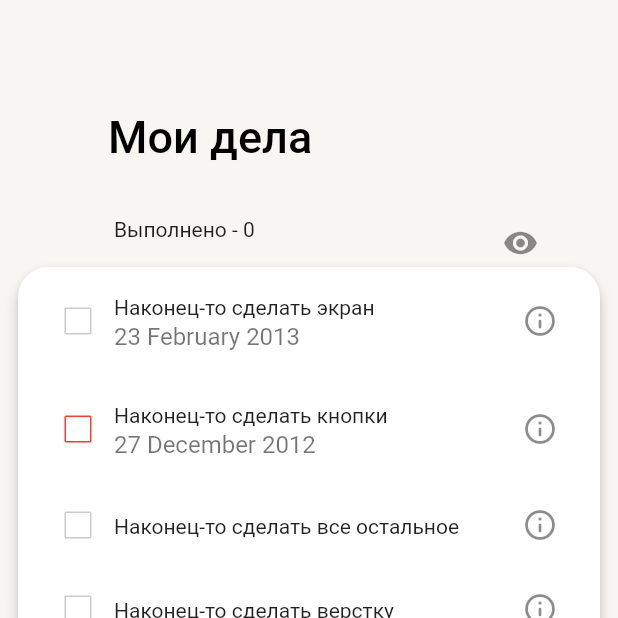
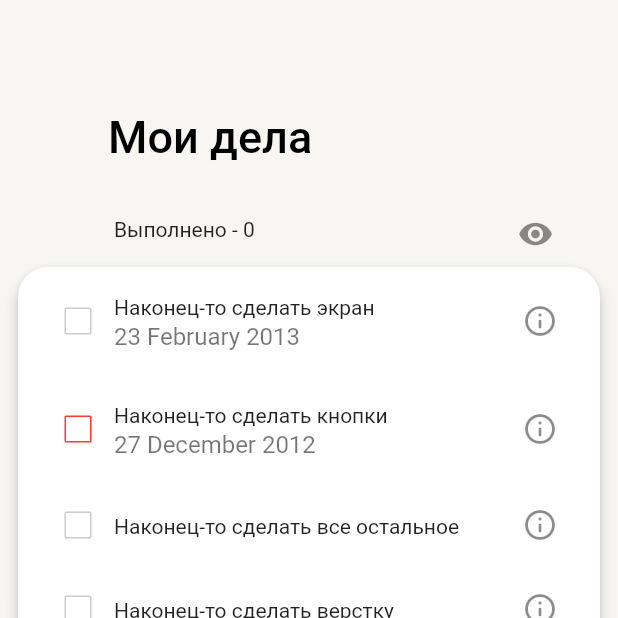
Before and after one commit to VARWA/todo, a Flutter app: the screen it shows after launch, after a tap on the "visibility" icon, on a phone screen of 412 x 824 dp, the top half of it. Run offline on Flutter 3.47's test engine with Material 2 defaults, Android fonts, the phone set to English and light mode, and no system bars; our stand-ins replace logger, sqflite; accounts and stored records are empty.

Commit message:
redact visibility button

```diff
--- a/lib/main_screen/main_screen_widget.dart
+++ b/lib/main_screen/main_screen_widget.dart
@@ -56,7 +56,9 @@ class _TasksListWidgetState extends State<TasksListWidget> {
     final model = context.read<TasksListModel>();
     final lenList = model.tasksListForMenu.length;
     logger.d('Downloaded to list $lenList tasks');
-    final items = List<Widget>.generate(lenList + 1, (index) {
+    final items = List<Widget>.generate(
+      lenList + 1,
+      (index) {
         if (index != lenList) {
           return Dismissible(
             key: UniqueKey(),
@@ -116,8 +118,8 @@ class _TasksListWidgetState extends State<TasksListWidget> {
             },
           );
         }
-    });
-    print(items);
+      },
+    );
     return SliverToBoxAdapter(
         child: Column(
       children: [
@@ -142,14 +144,9 @@ class _TasksListWidgetState extends State<TasksListWidget> {
   }
 }
 
-class CompletedCountWidget extends StatefulWidget {
+class CompletedCountWidget extends StatelessWidget {
   const CompletedCountWidget({Key? key}) : super(key: key);
 
-  @override
-  State<CompletedCountWidget> createState() => _CompletedCountWidgetState();
-}
-
-class _CompletedCountWidgetState extends State<CompletedCountWidget> {
   @override
   Widget build(BuildContext context) {
     return Padding(
@@ -162,11 +159,12 @@ class _CompletedCountWidgetState extends State<CompletedCountWidget> {
         child: ListTile(
           title: Text(
               'Выполнено - ${context.watch<TasksListModel>().completedCount}'),
-          trailing: IconButton(
-            icon: const Icon(Icons.visibility),
-            onPressed: () {
-              print(222);
-            },
+          trailing: InkWell(
+            onTap: () => print("2"),
+            child: const Padding(
+              padding: EdgeInsets.all(2.0),
+              child: Icon(Icons.visibility),
+            ),
           ),
         ),
       ),
@@ -235,7 +233,6 @@ class _TaskInListWidgetState extends State<TaskInListWidget> {
     final Task task = model.tasksList[model.searchTaskIndexById(id)];
     final Text formattedText = setTextStyle(task);
     final DateTime? deadline = task.date_deadline;
-    print('$deadline $task');
     if (deadline != null) {
       return ListTile(
         horizontalTitleGap: 0,
```
Lines whose indentation alone changed are shown as unchanged.
